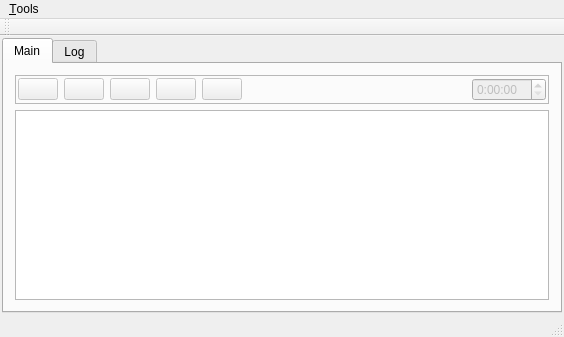
This is Commander/ui/mainwindow.ui in AnpeJIb/Horus-Commander as Qt 5 draws it before an edit. The edited form follows.
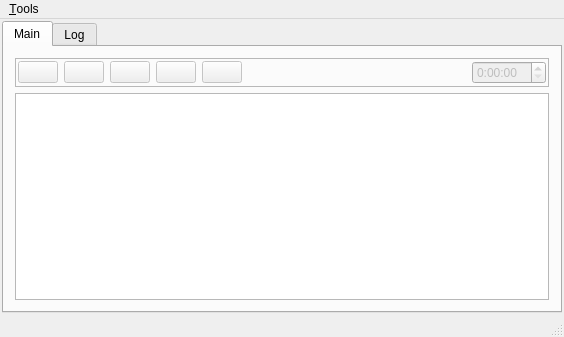
This is the edited form. Icons and pictures are not drawn.

```diff
--- a/Commander/ui/mainwindow.ui
+++ b/Commander/ui/mainwindow.ui
@@ -256,14 +256,6 @@
    </widget>
    <addaction name="menuTools"/>
   </widget>
-  <widget class="QToolBar" name="mainToolBar">
-   <attribute name="toolBarArea">
-    <enum>TopToolBarArea</enum>
-   </attribute>
-   <attribute name="toolBarBreak">
-    <bool>false</bool>
-   </attribute>
-  </widget>
   <widget class="QStatusBar" name="statusBar"/>
   <action name="actionQuit">
    <property name="icon">
```
Left out of the diff: 30 changed lines with no effect on the pictures.
